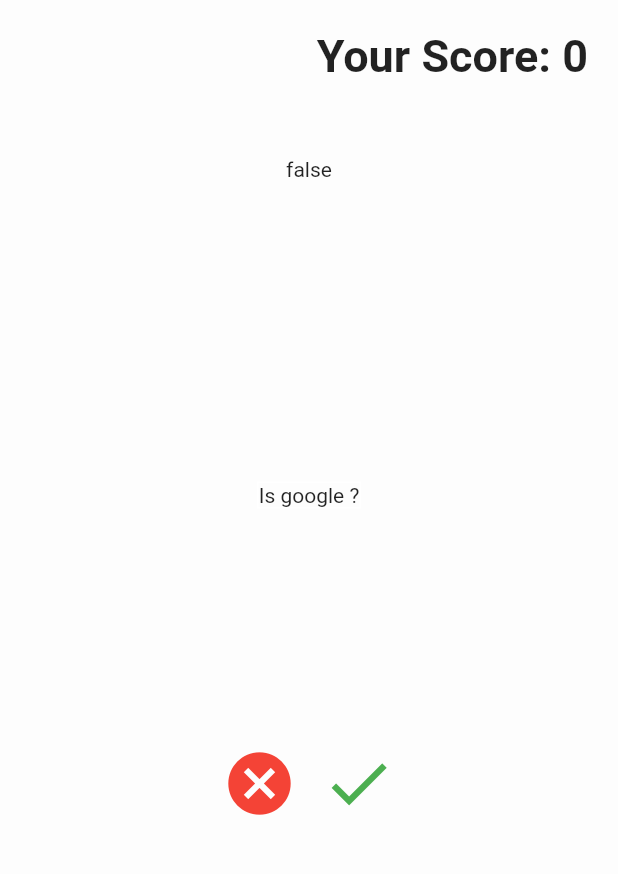
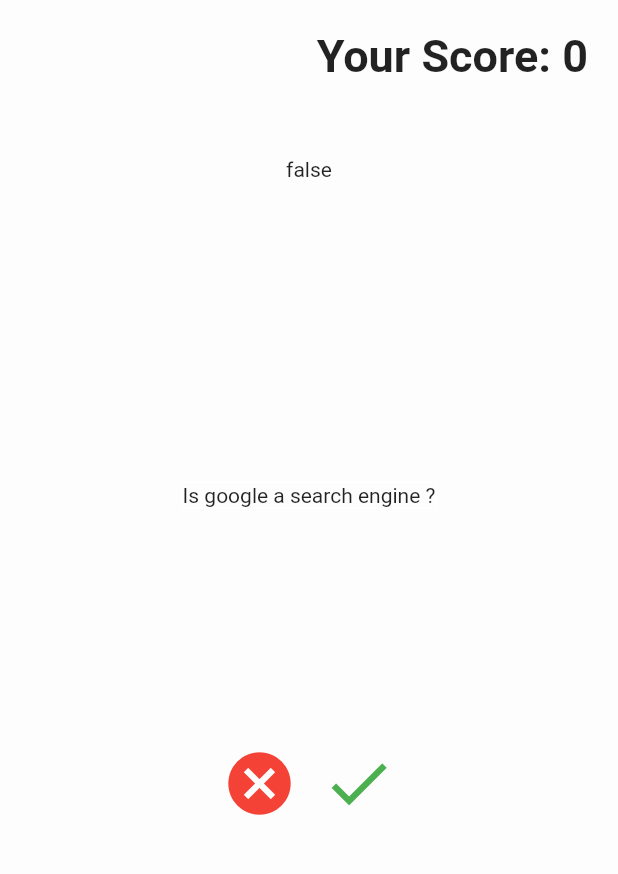
Before and after one commit to Ab3id/quiz_app_001, a Flutter app: the screen it shows after launch, after a tap on the "cancel" icon, after a tap on the "check" icon, on a phone screen of 412 x 824 dp, the part 84-958 px from its top. Run offline on Flutter 3.47's test engine with Material 2 defaults, Android fonts, the phone set to English and light mode, and no system bars.

Commit message:
change qn

```diff
--- a/lib/main.dart
+++ b/lib/main.dart
@@ -37,7 +37,7 @@
       'answer': false,
     },
     {
-      'qn': 'Is google ?',
+      'qn': 'Is google a search engine ?',
       'answer': true,
     },
   ];
```
